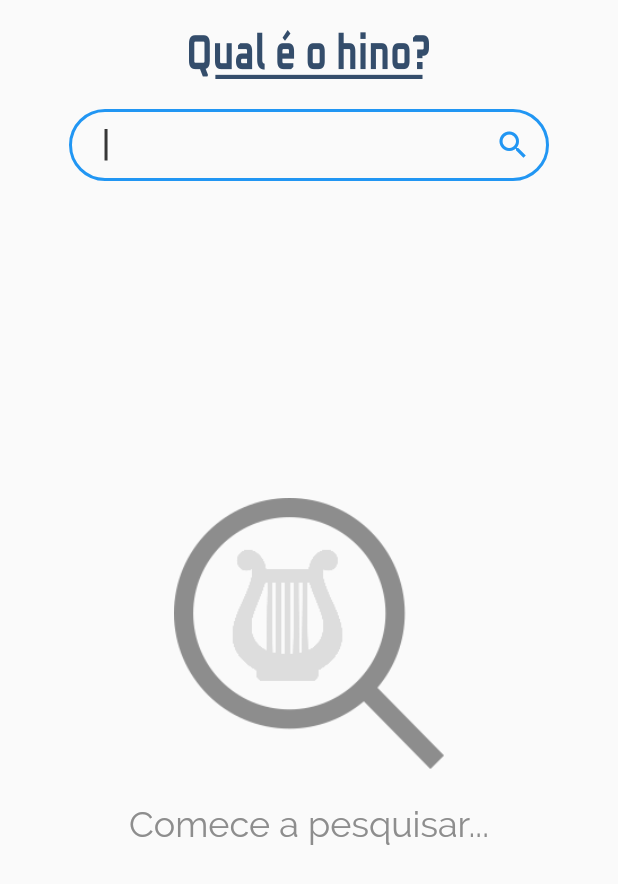
After one commit to evaristocosta/pesquisadorDeHinos, a Flutter app: the PesquisandoApp screen opened directly, on a phone screen of 412 x 824 dp. The commit adds this screen. Shown: the top 884 px of the screen. Run offline on Flutter 3.47's test engine with Material 2 defaults, Android fonts, the phone set to English and light mode, and no system bars; missing offline and left inert: keyboard_visibility.

Commit message:
interface ok, ligar com back

```diff
--- /dev/null
+++ b/lib/vista/pesquisando.dart
@@ -0,0 +1,202 @@
+import 'package:flutter/material.dart';
+import 'package:pesquisadorhinos/controlador.dart';
+
+class PesquisandoApp extends StatefulWidget {
+  @override
+  _PesquisandoAppState createState() => _PesquisandoAppState();
+}
+
+class _PesquisandoAppState extends State<PesquisandoApp> {
+  bool notNull(Object o) => o != null;
+  String textoPesquisa = '';
+  bool pesquisando = true;
+
+  @override
+  Widget build(BuildContext context) {
+    return Scaffold(
+      body: Container(
+        alignment: Alignment.topCenter,
+        height: double.infinity,
+        child: Column(
+          mainAxisSize: MainAxisSize.min,
+          mainAxisAlignment: MainAxisAlignment.start,
+          children: [
+            Center(
+              child: Container(
+                  margin: EdgeInsets.symmetric(vertical: 20),
+                  width: 160,
+                  child: Image(
+                    image: AssetImage('assets/titulo.png'),
+                  )),
+            ),
+
+            Container(
+              width: 320,
+              child: TextField(
+                autofocus: true,
+                onChanged: (texto) {
+                  textoPesquisa = texto;
+                },
+                cursorColor: RequisitaCor.requisitaCinza(40),
+                style: TextStyle(fontSize: 18),
+                decoration: InputDecoration(
+                    suffixIcon: Icon(Icons.search),
+                    border: OutlineInputBorder(
+                        borderRadius: BorderRadius.circular(30),
+                        borderSide: BorderSide(
+                          width: 0.0,
+                        )),
+                    contentPadding: EdgeInsets.symmetric(horizontal: 24)),
+              ),
+            ),
+
+            pesquisando ? prePesquisa() : listaDeHinos(),
+            //semResultados()
+          ].where(notNull).toList(),
+        ),
+      ),
+    );
+  }
+
+  Expanded prePesquisa() {
+    return Expanded(
+      child: Column(
+        mainAxisAlignment: MainAxisAlignment.center,
+        children: <Widget>[
+          Container(
+              margin: EdgeInsets.only(bottom: 22),
+              width: 180,
+              child: Image(
+                image: AssetImage('assets/prePesquisa.png'),
+              )),
+          Text(
+            'Comece a pesquisar...',
+            style: TextStyle(
+                fontFamily: 'Raleway',
+                fontSize: 24,
+                color: RequisitaCor.requisitaCinza(30)),
+          ),
+          SizedBox(
+            height: 50,
+          )
+        ],
+      ),
+    );
+  }
+
+  Expanded listaDeHinos() {
+    return Expanded(
+      child: ListView.builder(
+        itemBuilder: (context, position) {
+          return Container(
+            padding: EdgeInsets.symmetric(horizontal: 40, vertical: 20),
+            child: Flex(
+              direction: Axis.horizontal,
+              mainAxisAlignment: MainAxisAlignment.spaceBetween,
+              crossAxisAlignment: CrossAxisAlignment.start,
+              mainAxisSize: MainAxisSize.max,
+              children: <Widget>[
+                Expanded(
+                  child: Column(
+                    crossAxisAlignment: CrossAxisAlignment.start,
+                    children: <Widget>[
+                      Text(
+                        'titulo',
+                        style: TextStyle(
+                          fontSize: 24,
+                          fontFamily: 'Raleway',
+                        ),
+                      ),
+                      Text(
+                        'categoria',
+                        style: TextStyle(
+                          color: RequisitaCor.requisitaCinza(30),
+                          fontFamily: 'Raleway',
+                        ),
+                      ),
+                      Padding(
+                        padding: const EdgeInsets.only(top: 16.0),
+                        child: Text('parte do hino'),
+                      )
+                    ],
+                  ),
+                ),
+                Expanded(
+                  child: Column(
+                    crossAxisAlignment: CrossAxisAlignment.end,
+                    children: <Widget>[
+                      Row(
+                        crossAxisAlignment: CrossAxisAlignment.end,
+                        mainAxisAlignment: MainAxisAlignment.end,
+                        children: <Widget>[
+                          Text(
+                            'nº',
+                            style: TextStyle(
+                                fontFamily: 'Raleway',
+                                color: RequisitaCor.requisitaAzul(20)),
+                          ),
+                          Text(
+                            'XX',
+                            style: TextStyle(
+                                fontFamily: 'Raleway',
+                                color: RequisitaCor.requisitaAzul(30),
+                                fontSize: 20),
+                          ),
+                        ],
+                      ),
+                      ClipRRect(
+                        borderRadius: BorderRadius.only(
+                          bottomLeft: Radius.circular(20),
+                          topLeft: Radius.circular(20),
+                        ),
+                        child: Container(
+                            color: RequisitaCor.requisitaAzul(30),
+                            padding: EdgeInsets.symmetric(
+                                vertical: 3, horizontal: 6),
+                            child: Text(
+                              'Coletanea',
+                              style:
+                                  TextStyle(color: Colors.white, fontSize: 12),
+                            )),
+                      )
+                    ],
+                  ),
+                ),
+                Container(
+                  height: 10,
+                )
+              ],
+            ),
+          );
+        },
+        itemCount: 2,
+      ),
+    );
+  }
+
+  Widget semResultados() {
+    return Expanded(
+      child: Column(
+        mainAxisAlignment: MainAxisAlignment.center,
+        children: <Widget>[
+          Container(
+              margin: EdgeInsets.only(bottom: 22),
+              width: 180,
+              child: Image(
+                image: AssetImage('assets/semAchar.png'),
+              )),
+          Text(
+            'Nenhum hino encontrado',
+            style: TextStyle(
+                fontFamily: 'Raleway',
+                fontSize: 24,
+                color: RequisitaCor.requisitaCinza(30)),
+          ),
+          SizedBox(
+            height: 50,
+          )
+        ],
+      ),
+    );
+  }
+}
--- a/lib/visualizador.dart
+++ b/lib/visualizador.dart
@@ -1 +1,2 @@
 export 'vista/pesquisador.dart';
+export 'vista/pesquisando.dart';
```
Also changed, not shown: lib/vista/pesquisador.dart (+14 -194 lines).
